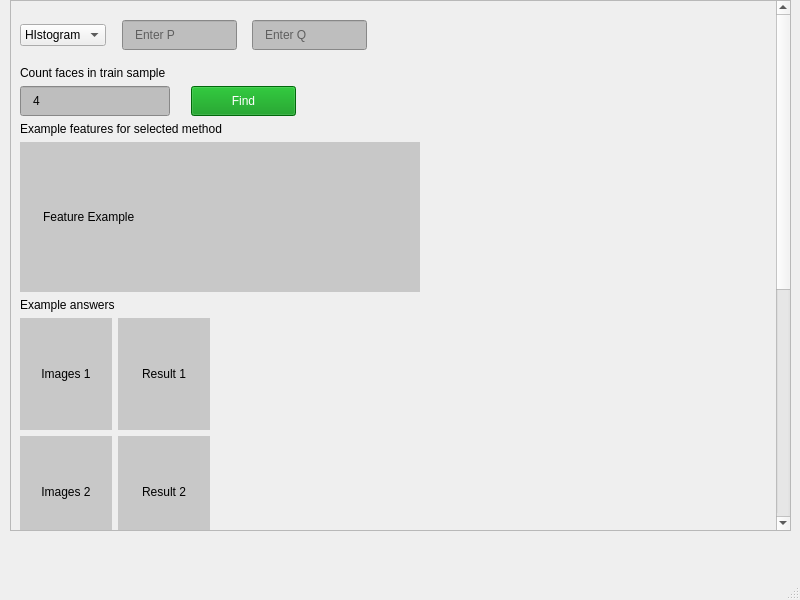
Above: recognizer.ui from MariaShamonova/face-recognition before the change. Below: the same form after it.
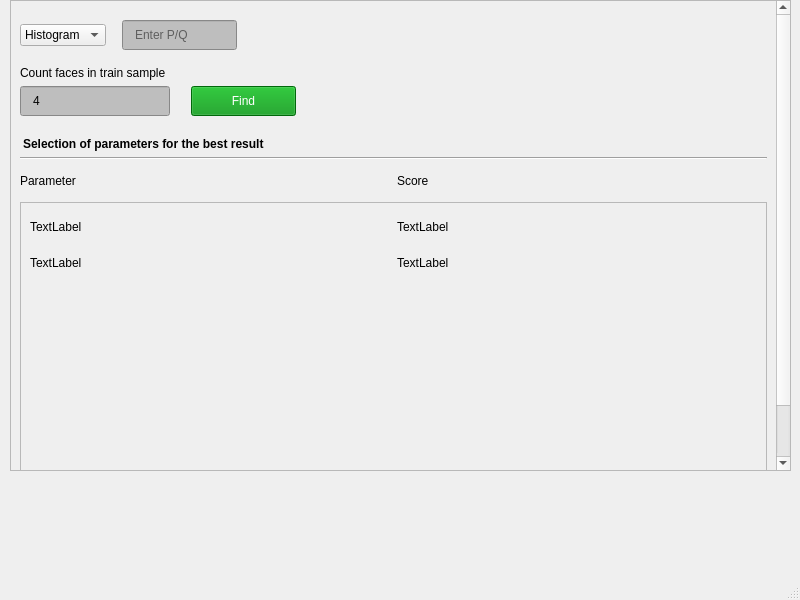
That is the form after the change. The open tabs and pages were chosen to show the change.

Diff of the .ui file:
```diff
--- a/recognizer.ui
+++ b/recognizer.ui
@@ -20,7 +20,7 @@
       <x>10</x>
       <y>0</y>
       <width>781</width>
-      <height>531</height>
+      <height>471</height>
      </rect>
     </property>
     <property name="widgetResizable">
@@ -32,7 +32,7 @@
        <x>0</x>
        <y>0</y>
        <width>764</width>
-       <height>1069</height>
+       <height>594</height>
       </rect>
      </property>
      <layout class="QVBoxLayout" name="verticalLayout_5">
@@ -42,7 +42,7 @@
          <widget class="QComboBox" name="comboBox">
           <item>
            <property name="text">
-            <string>HIstogram</string>
+            <string>Histogram</string>
            </property>
           </item>
           <item>
@@ -118,27 +118,7 @@
              <string/>
             </property>
             <property name="placeholderText">
-             <string>Enter P</string>
-            </property>
-           </widget>
-           <widget class="QLineEdit" name="param_q">
-            <property name="geometry">
-             <rect>
-              <x>140</x>
-              <y>10</y>
-              <width>115</width>
-              <height>30</height>
-             </rect>
-            </property>
-            <property name="styleSheet">
-             <string notr="true">background-color: rgb(190, 190, 190);
-padding-left: 10px;</string>
-            </property>
-            <property name="text">
-             <string/>
-            </property>
-            <property name="placeholderText">
-             <string>Enter Q</string>
+             <string>Enter P/Q</string>
             </property>
            </widget>
           </widget>
@@ -299,209 +279,19 @@
         </item>
        </layout>
       </item>
-      <item>
-       <widget class="QLabel" name="label_example_feature">
-        <property name="text">
-         <string>Example features for selected method</string>
-        </property>
-       </widget>
-      </item>
-      <item>
-       <layout class="QHBoxLayout" name="horizontalLayout_9">
-        <item>
-         <widget class="QLabel" name="example_feature">
-          <property name="minimumSize">
-           <size>
-            <width>400</width>
-            <height>150</height>
-           </size>
-          </property>
-          <property name="styleSheet">
-           <string notr="true">background-color: rgb(200, 200, 200);
-padding-left: 20px;</string>
-          </property>
-          <property name="text">
-           <string>Feature Example</string>
-          </property>
-          <property name="alignment">
-           <set>Qt::AlignLeading|Qt::AlignLeft|Qt::AlignVCenter</set>
-          </property>
-         </widget>
-        </item>
-        <item>
-         <spacer name="horizontalSpacer_3">
-          <property name="orientation">
-           <enum>Qt::Horizontal</enum>
-          </property>
-          <property name="sizeHint" stdset="0">
-           <size>
-            <width>40</width>
-            <height>20</height>
-           </size>
-          </property>
-         </spacer>
-        </item>
-       </layout>
-      </item>
-      <item>
-       <layout class="QVBoxLayout" name="verticalLayout_2">
-        <item>
-         <widget class="QLabel" name="label_answers">
-          <property name="text">
-           <string>Example answers</string>
-          </property>
-         </widget>
-        </item>
-        <item>
-         <layout class="QVBoxLayout" name="verticalLayout_6">
-          <item>
-           <layout class="QHBoxLayout" name="horizontalLayout_6">
-            <item>
-             <widget class="QLabel" name="answer_1_1">
-              <property name="minimumSize">
-               <size>
-                <width>92</width>
-                <height>112</height>
-               </size>
-              </property>
-              <property name="styleSheet">
-               <string notr="true">background-color: rgb(200, 200, 200);</string>
-              </property>
-              <property name="text">
-               <string>Images 1</string>
-              </property>
-              <property name="alignment">
-               <set>Qt::AlignCenter</set>
-              </property>
-             </widget>
-            </item>
-            <item>
-             <widget class="QLabel" name="answer_1_2">
-              <property name="minimumSize">
-               <size>
-                <width>92</width>
-                <height>112</height>
-               </size>
-              </property>
-              <property name="styleSheet">
-               <string notr="true">background-color: rgb(200, 200, 200);</string>
-              </property>
-              <property name="text">
-               <string>Result 1</string>
-              </property>
-              <property name="alignment">
-               <set>Qt::AlignCenter</set>
-              </property>
-             </widget>
-            </item>
-            <item>
-             <spacer name="horizontalSpacer">
-              <property name="orientation">
-               <enum>Qt::Horizontal</enum>
-              </property>
-              <property name="sizeHint" stdset="0">
-               <size>
-                <width>40</width>
-                <height>20</height>
-               </size>
-              </property>
-             </spacer>
-            </item>
-           </layout>
-          </item>
-          <item>
-           <layout class="QHBoxLayout" name="horizontalLayout_7">
-            <item>
-             <widget class="QLabel" name="answer_2_1">
-              <property name="minimumSize">
-               <size>
-                <width>92</width>
-                <height>112</height>
-               </size>
-              </property>
-              <property name="styleSheet">
-               <string notr="true">background-color: rgb(200, 200, 200);</string>
-              </property>
-              <property name="text">
-               <string>Images 2</string>
-              </property>
-              <property name="alignment">
-               <set>Qt::AlignCenter</set>
-              </property>
-             </widget>
-            </item>
-            <item>
-             <widget class="QLabel" name="answer_2_2">
-              <property name="minimumSize">
-               <size>
-                <width>92</width>
-                <height>112</height>
-               </size>
-              </property>
-              <property name="styleSheet">
-               <string notr="true">background-color: rgb(200, 200, 200);</string>
-              </property>
-              <property name="text">
-               <string>Result 2</string>
-              </property>
-              <property name="alignment">
-               <set>Qt::AlignCenter</set>
-              </property>
-             </widget>
-            </item>
-            <item>
-             <spacer name="horizontalSpacer_2">
-              <property name="orientation">
-               <enum>Qt::Horizontal</enum>
-              </property>
-              <property name="sizeHint" stdset="0">
-               <size>
-                <width>40</width>
-                <height>20</height>
-               </size>
-              </property>
-             </spacer>
-            </item>
-           </layout>
-          </item>
-         </layout>
-        </item>
-       </layout>
-      </item>
-      <item>
-       <layout class="QHBoxLayout" name="horizontalLayout_10">
-        <item>
-         <widget class="QLabel" name="label_result_selected_params">
-          <property name="text">
-           <string>Сlassification result for a selected parameter</string>
-          </property>
-         </widget>
-        </item>
-        <item>
-         <widget class="QLabel" name="score_for_selected_parameter">
-          <property name="text">
-           <string>Result</string>
-          </property>
-         </widget>
-        </item>
-       </layout>
-      </item>
       <item>
        <layout class="QHBoxLayout" name="title_selecteion_method">
         <item>
          <widget class="QLabel" name="label_method_name">
+          <property name="styleSheet">
+           <string notr="true">font-weight: 500;
+margin-top: 15px;</string>
+          </property>
           <property name="text">
            <string>Selection of parameters for the best result</string>
           </property>
          </widget>
         </item>
-        <item>
-         <widget class="QLabel" name="method_name">
-          <property name="text">
-           <string>Method</string>
-          </property>
-         </widget>
-        </item>
        </layout>
       </item>
       <item>
```
